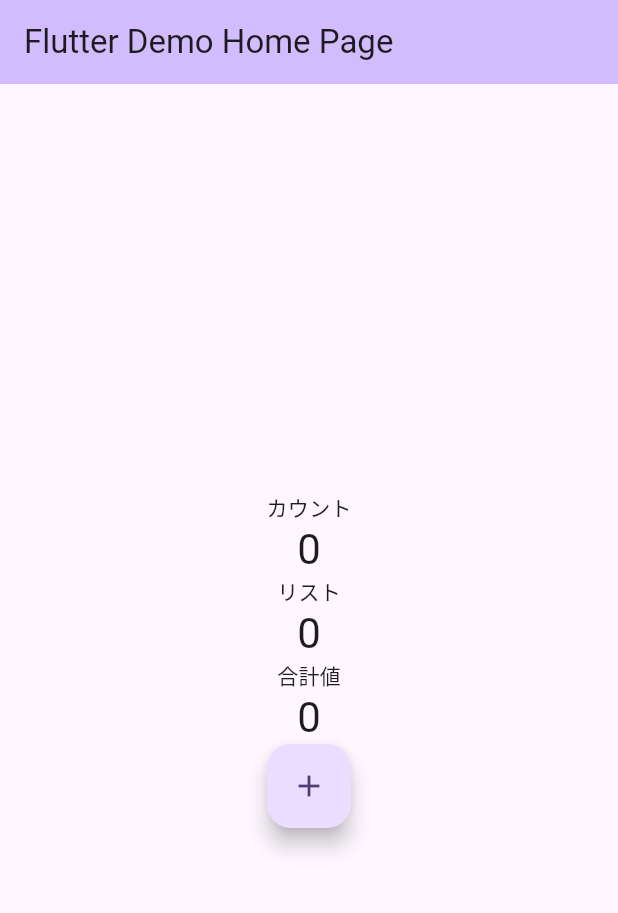
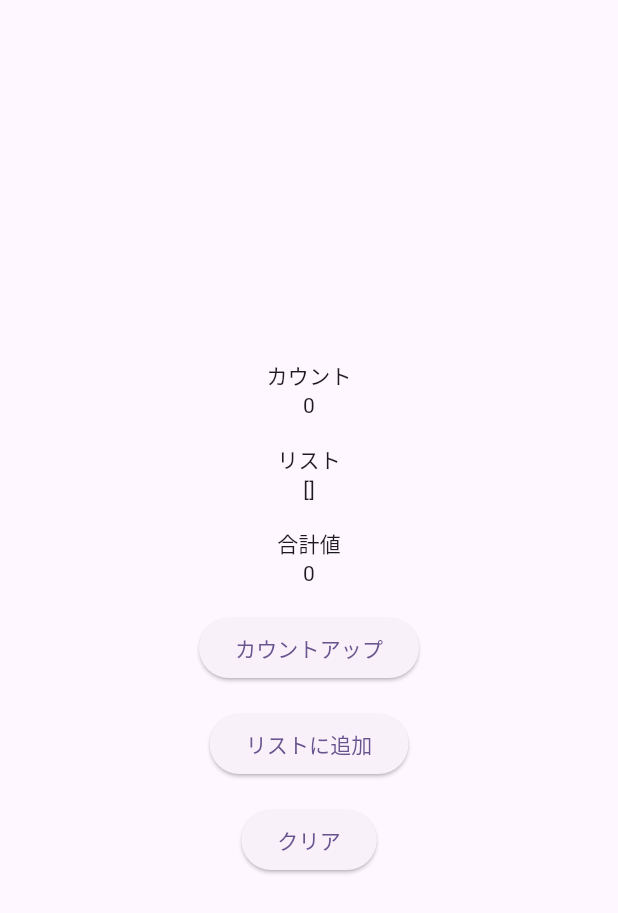
Before and after one commit to railgun-0402/counter_mvc, a Flutter app: the screen it shows after launch, on a phone screen of 412 x 824 dp. Shown: the top 913 px of the screen. Run offline on Flutter 3.47's test engine with Material 3 defaults, Android fonts, the phone set to English and light mode, and no system bars.

Commit message:
UIとControllerを追加する

```diff
--- /dev/null
+++ b/lib/controller/counter_controller.dart
@@ -0,0 +1,29 @@
+import 'package:counter_mvc/model/counter.dart';
+import 'package:flutter/material.dart';
+
+/// ユーザーによる操作を解釈しモデルを操作・モデルを UI に反映
+class CounterController {
+  const CounterController(Counter counter) : _counter = counter;
+
+  /// Model
+  final Counter _counter;
+
+  /// カウントアップボタン押下時
+  void countUp() => _counter.increment();
+
+  /// リスト追加ボタン押下時
+  void addToList(BuildContext context) {
+    _counter.append();
+    final total = _counter.calculateTotal();
+    if(_counter.isTotalMultipleOfFive())  {
+      ScaffoldMessenger.of(context).showSnackBar(
+        SnackBar(
+          content: Text('合計値: $total は5の倍数です！'),
+        ),
+      );
+    }
+  }
+
+  /// クリアボタン押下時
+  void clear() => _counter.clear();
+}
--- a/lib/main.dart
+++ b/lib/main.dart
@@ -1,4 +1,8 @@
+import 'package:counter_mvc/pages/counter_page.dart';
 import 'package:flutter/material.dart';
+import 'package:provider/provider.dart';
+import 'controller/counter_controller.dart';
+import 'model/counter.dart';
 
 void main() {
   runApp(const MyApp());
@@ -7,80 +11,23 @@
 class MyApp extends StatelessWidget {
   const MyApp({super.key});
 
-  // This widget is the root of your application.
   @override
   Widget build(BuildContext context) {
-    return MaterialApp(
-      title: 'Flutter Demo',
-      theme: ThemeData(
-        colorScheme: ColorScheme.fromSeed(seedColor: Colors.deepPurple),
-        useMaterial3: true,
-      ),
-      home: const MyHomePage(title: 'Flutter Demo Home Page'),
-    );
-  }
-}
-
-class MyHomePage extends StatefulWidget {
-  const MyHomePage({super.key, required this.title});
-
-  final String title;
-
-  @override
-  State<MyHomePage> createState() => _MyHomePageState();
-}
-
-class _MyHomePageState extends State<MyHomePage> {
-  int _counter = 0;
-
-  void _incrementCounter() {
-    setState(() {
-      _counter++;
-    });
-  }
-
-  @override
-  Widget build(BuildContext context) {
-    return Scaffold(
-      appBar: AppBar(
-        backgroundColor: Theme.of(context).colorScheme.inversePrimary,
-        title: Text(widget.title),
-      ),
-      body: Center(
-        child: Column(
-          mainAxisAlignment: MainAxisAlignment.center,
-          children: <Widget>[
-            /// カウント
-            const Text(
-              'カウント',
-            ),
-            Text(
-              '$_counter',
-              style: Theme.of(context).textTheme.headlineMedium,
-            ),
-            /// リスト
-            const Text(
-              'リスト'
-            ),
-            Text(
-              '$_counter',
-              style: Theme.of(context).textTheme.headlineMedium,
-            ),
-            /// 合計値
-            const Text(
-              '合計値'
-            ),
-            Text(
-              '$_counter',
-              style: Theme.of(context).textTheme.headlineMedium,
-            ),
-            FloatingActionButton(
-              onPressed: _incrementCounter,
-              tooltip: 'Increment',
-              child: const Icon(Icons.add),
-            ), // This trailing comma makes auto-formatting nicer for build methods.
-          ],
+    return MultiProvider(
+      providers: [
+        ChangeNotifierProvider(create: (_) => Counter()),
+        ProxyProvider<Counter, CounterController>(
+          update: (_, counter, __) => CounterController(counter),
         ),
+      ],
+      child: MaterialApp(
+        title: 'Counter MVC',
+          debugShowCheckedModeBanner: false,
+          theme: ThemeData(
+            colorScheme: ColorScheme.fromSeed(seedColor: Colors.deepPurple),
+            useMaterial3: true,
+          ),
+          home: const CounterPage(),
       ),
     );
   }
--- a/lib/model/counter.dart
+++ b/lib/model/counter.dart
@@ -20,8 +20,8 @@
   }
 
   /// リスト追加
-  void append(int value) {
-    _counts.add(value);
+  void append() {
+    _counts.add(_count);
     notifyListeners();
   }
 
--- /dev/null
+++ b/lib/pages/counter_page.dart
@@ -0,0 +1,46 @@
+import 'package:flutter/material.dart';
+import 'package:provider/provider.dart';
+import '../controller/counter_controller.dart';
+import '../model/counter.dart';
+
+class CounterPage extends StatelessWidget {
+  const CounterPage({super.key});
+
+  @override
+  Widget build(BuildContext context) {
+    final counter = context.watch<Counter>();
+    return Scaffold(
+      body: Center(
+        child: Column(
+          mainAxisAlignment: MainAxisAlignment.center,
+          children: [
+            const Text('カウント'),
+            Text(counter.count.toString()),
+            const SizedBox(height: 16),
+            const Text('リスト'),
+            Text(counter.counts.toString()),
+            const SizedBox(height: 16),
+            const Text('合計値'),
+            Text(counter.calculateTotal().toString()),
+            const SizedBox(height: 16),
+            ElevatedButton(
+              onPressed: () => context.read<CounterController>().countUp(),
+              child: const Text('カウントアップ'),
+            ),
+            const SizedBox(height: 16),
+            ElevatedButton(
+              onPressed: () =>
+                  context.read<CounterController>().addToList(context),
+              child: const Text('リストに追加'),
+            ),
+            const SizedBox(height: 16),
+            ElevatedButton(
+              onPressed: () => context.read<CounterController>().clear(),
+              child: const Text('クリア'),
+            ),
+          ],
+        ),
+      ),
+    );
+  }
+}
--- a/pubspec.yaml
+++ b/pubspec.yaml
@@ -35,6 +35,7 @@
   # The following adds the Cupertino Icons font to your application.
   # Use with the CupertinoIcons class for iOS style icons.
   cupertino_icons: ^1.0.8
+  provider: ^6.1.4
 
 dev_dependencies:
   flutter_test:
```
Also changed, not shown: pubspec.lock, 1 other file.
